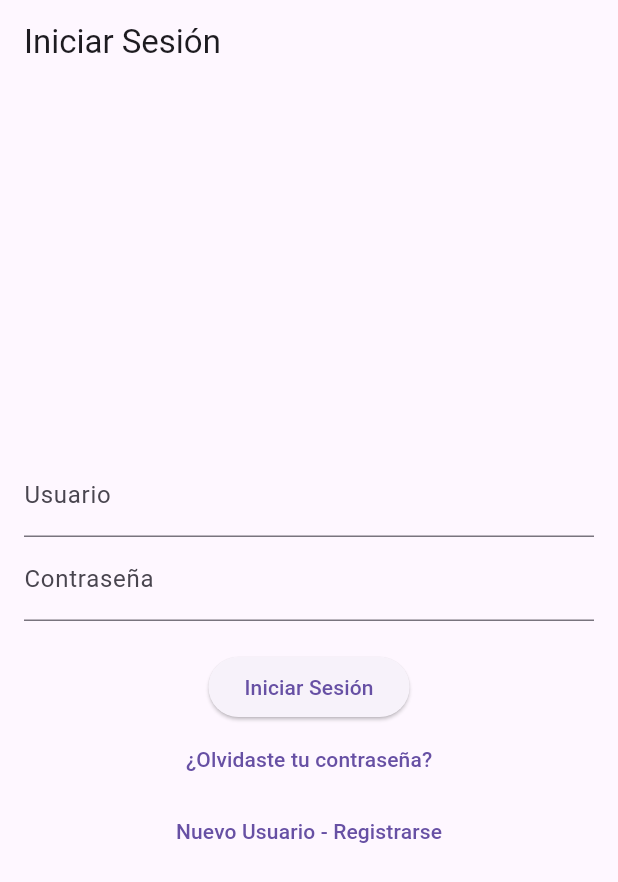
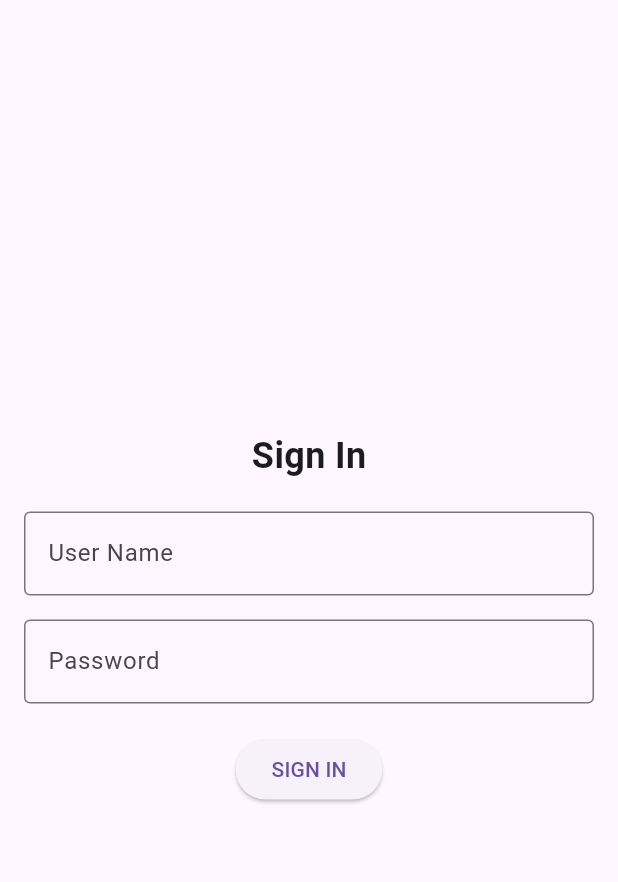
Before and after one commit to aleja8404/carros_electricos_app, a Flutter app: the screen it shows after launch, on a phone screen of 412 x 824 dp. Shown: the top 882 px of the screen. Run offline on Flutter 3.47's test engine with Material 3 defaults, Android fonts, the phone set to English and light mode, and no system bars; our stand-ins replace flutter_secure_storage; missing offline and left inert: qr_code_scanner.

Commit message:
Actualizar archivos modificados con navegación estandarizada

```diff
--- a/lib/main.dart
+++ b/lib/main.dart
@@ -1,17 +1,32 @@
 import 'package:flutter/material.dart';
 import 'screens/login_screen.dart';
+import 'screens/home_screen.dart';
+import 'screens/scan_screen.dart';
+import 'screens/confirm_screen.dart';
+import 'screens/car_list_screen.dart';
 
 void main() {
-  runApp(MyApp());
+  runApp(const MyApp());
 }
 
 class MyApp extends StatelessWidget {
+  const MyApp({super.key});
+
   @override
   Widget build(BuildContext context) {
     return MaterialApp(
-      title: 'Carros Electricos',
-      theme: ThemeData(primarySwatch: Colors.blue),
-      home: LoginScreen(),
+      title: 'Carros Eléctricos',
+      theme: ThemeData(
+        primarySwatch: Colors.blue,
+      ),
+      initialRoute: '/login',
+      routes: {
+        '/login': (context) => const LoginScreen(),
+        '/home': (context) => const HomeScreen(),
+        '/scan': (context) => const ScanScreen(),
+        '/confirm': (context) => const ConfirmScreen(),
+        '/car_list': (context) => const CarListScreen(),
+      },
     );
   }
 }
--- a/lib/models/car.dart
+++ b/lib/models/car.dart
@@ -6,8 +6,8 @@ class Car {
 
   factory Car.fromJson(Map<String, dynamic> json) {
     return Car(
-      placa: json['placa'],
-      conductor: json['conductor'],
+      placa: json['placa'] as String,
+      conductor: json['conductor'] as String,
     );
   }
 }
--- a/lib/screens/login_screen.dart
+++ b/lib/screens/login_screen.dart
@@ -1,27 +1,49 @@
 import 'package:flutter/material.dart';
-import 'package:carros_electricos_app/services/api_service.dart';
-import 'car_list_screen.dart';
+import 'package:flutter_secure_storage/flutter_secure_storage.dart';
 
 class LoginScreen extends StatefulWidget {
-  final ApiService? apiService;
-
-  const LoginScreen({super.key, this.apiService});
+  const LoginScreen({super.key});
 
   @override
   _LoginScreenState createState() => _LoginScreenState();
 }
 
 class _LoginScreenState extends State<LoginScreen> {
-  late final TextEditingController usernameController;
-  late final TextEditingController passwordController;
-  late final ApiService apiService;
+  final TextEditingController usernameController = TextEditingController();
+  final TextEditingController passwordController = TextEditingController();
+  final FlutterSecureStorage storage = const FlutterSecureStorage();
 
   @override
   void initState() {
     super.initState();
-    usernameController = TextEditingController();
-    passwordController = TextEditingController();
-    apiService = widget.apiService ?? ApiService();
+    _checkAuthStatus();
+  }
+
+  Future<void> _checkAuthStatus() async {
+    String? token = await storage.read(key: 'auth_token');
+    if (token != null && token == 'authenticated') {
+      if (mounted) {
+        Navigator.pushReplacementNamed(context, '/home');
+      }
+    }
+  }
+
+  Future<void> _login() async {
+    String username = usernameController.text.trim();
+    String password = passwordController.text.trim();
+
+    if (username == 'admin' && password == 'admin') {
+      await storage.write(key: 'auth_token', value: 'authenticated');
+      if (mounted) {
+        Navigator.pushReplacementNamed(context, '/home');
+      }
+    } else {
+      if (mounted) {
+        ScaffoldMessenger.of(context).showSnackBar(
+          const SnackBar(content: Text('Usuario o contraseña incorrectos')),
+        );
+      }
+    }
   }
 
   @override
@@ -34,50 +56,36 @@ class _LoginScreenState extends State<LoginScreen> {
   @override
   Widget build(BuildContext context) {
     return Scaffold(
-      appBar: AppBar(title: const Text('Iniciar Sesión')),
       body: Padding(
         padding: const EdgeInsets.all(16.0),
         child: Column(
           mainAxisAlignment: MainAxisAlignment.center,
           children: [
+            const Text(
+              'Sign In',
+              style: TextStyle(fontSize: 24, fontWeight: FontWeight.bold),
+            ),
+            const SizedBox(height: 20),
             TextField(
               controller: usernameController,
-              decoration: const InputDecoration(labelText: 'Usuario'),
+              decoration: const InputDecoration(
+                labelText: 'User Name',
+                border: OutlineInputBorder(),
+              ),
             ),
+            const SizedBox(height: 16),
             TextField(
               controller: passwordController,
-              decoration: const InputDecoration(labelText: 'Contraseña'),
+              decoration: const InputDecoration(
+                labelText: 'Password',
+                border: OutlineInputBorder(),
+              ),
               obscureText: true,
             ),
             const SizedBox(height: 20),
             ElevatedButton(
-              onPressed: () async {
-                try {
-                  await apiService.login(
-                    usernameController.text,
-                    passwordController.text,
-                  );
-                  if (!mounted) return;
-                  Navigator.pushReplacement(
-                    context,
-                    MaterialPageRoute(builder: (_) => CarListScreen()),
-                  );
-                } catch (e) {
-                  if (!mounted) return;
-                  ScaffoldMessenger.of(context).showSnackBar(
-                    SnackBar(content: Text('Error al iniciar sesión: $e')),
-                  );
-                }
-              },
-              child: const Text('Iniciar Sesión'),
-            ),
-            TextButton(
-              onPressed: () {},
-              child: const Text('¿Olvidaste tu contraseña?'),
-            ),
-            TextButton(
-              onPressed: () {},
-              child: const Text('Nuevo Usuario - Registrarse'),
+              onPressed: _login,
+              child: const Text('SIGN IN'),
             ),
           ],
         ),
```
Also changed, not shown: lib/screens/car_list_screen.dart (+15 -3 lines), lib/screens/confirm_screen.dart (added, +43 -0 lines), lib/screens/home_screen.dart (added, +70 -0 lines), lib/screens/scan_screen.dart (added, +101 -0 lines), lib/services/api_service.dart (+13 -31 lines), pubspec.yaml (+6 -3 lines), pubspec.lock, 2 other files.
